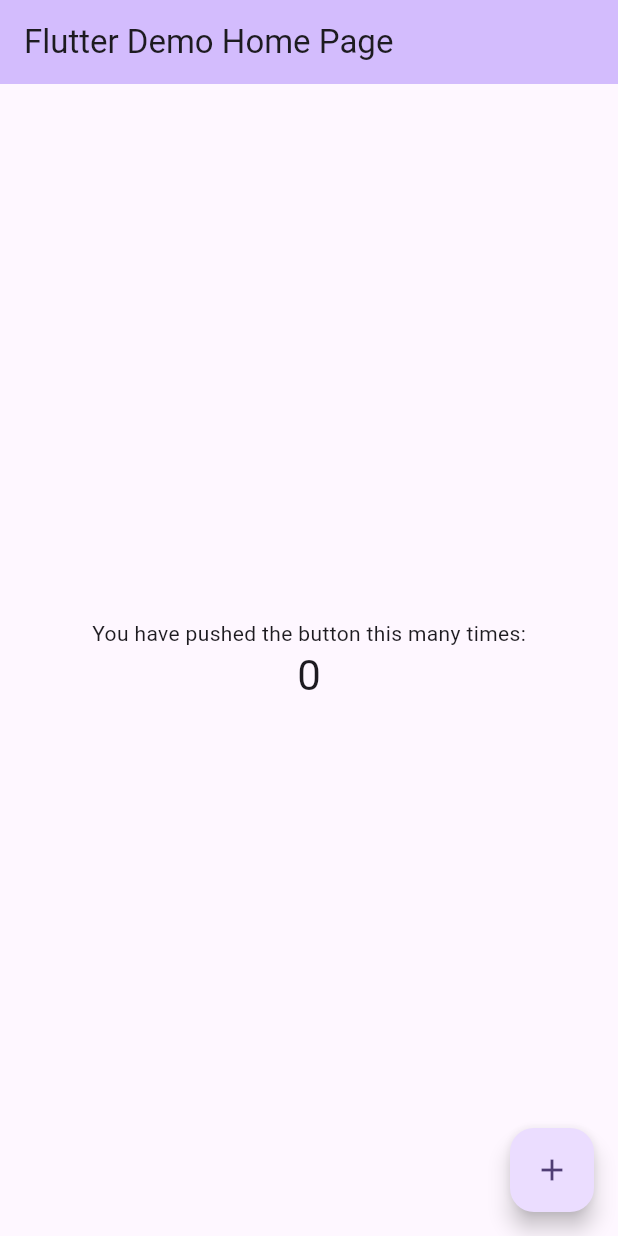
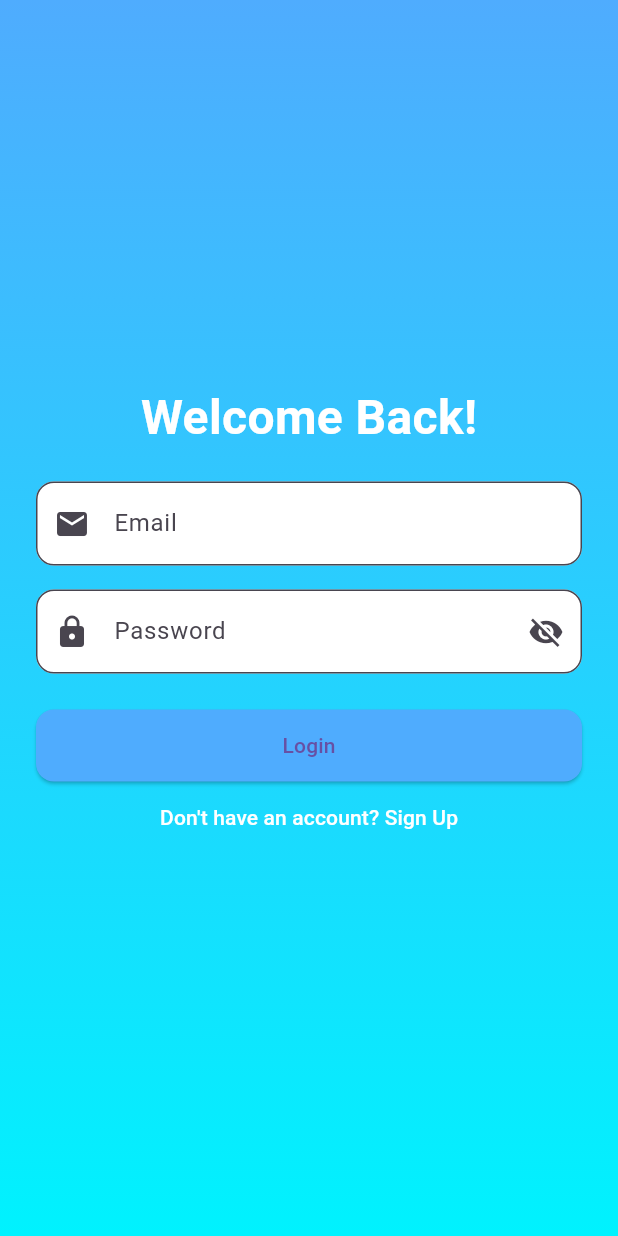
Before and after one commit to Areiyzad/travellapp, a Flutter app: the screen it shows after launch, on a phone screen of 412 x 824 dp. Run offline on Flutter 3.47's test engine with Material 3 defaults, Android fonts, the phone set to English and light mode, and no system bars; our stand-ins replace cloud_firestore, firebase_auth, firebase_core; accounts and stored records are empty.

Commit message:
Login&Signup Function update

```diff
--- /dev/null
+++ b/lib/login.dart
@@ -0,0 +1,182 @@
+import 'package:flutter/material.dart';
+import 'package:firebase_auth/firebase_auth.dart';
+import 'package:cloud_firestore/cloud_firestore.dart';
+import 'signup.dart';
+import 'homepage.dart';
+
+class LoginScreen extends StatefulWidget {
+  @override
+  _LoginScreenState createState() => _LoginScreenState();
+}
+
+class _LoginScreenState extends State<LoginScreen> {
+  final _formKey = GlobalKey<FormState>();
+  final _emailController = TextEditingController();
+  final _passwordController = TextEditingController();
+  bool _isPasswordVisible = false;
+  bool _isLoading = false;
+
+  void _login() async {
+    if (_formKey.currentState!.validate()) {
+      setState(() => _isLoading = true);
+      try {
+        UserCredential userCredential = await FirebaseAuth.instance
+            .signInWithEmailAndPassword(
+          email: _emailController.text.trim(),
+          password: _passwordController.text.trim(),
+        );
+
+        DocumentSnapshot userDoc = await FirebaseFirestore.instance
+            .collection('users')
+            .doc(userCredential.user!.uid)
+            .get();
+
+        ScaffoldMessenger.of(context).showSnackBar(SnackBar(
+          content: Text('Welcome back ${userDoc['name']}!'),
+          backgroundColor: Colors.green,
+        ));
+
+        Navigator.of(context).pushReplacement(
+          MaterialPageRoute(builder: (_) => HomePage()),
+        );
+      } on FirebaseAuthException catch (e) {
+        String error = '';
+        switch (e.code) {
+          case 'user-not-found':
+            error = 'No user found with this email.';
+            break;
+          case 'wrong-password':
+            error = 'Incorrect password.';
+            break;
+          default:
+            error = e.message ?? 'Login failed';
+        }
+        ScaffoldMessenger.of(context).showSnackBar(SnackBar(
+          content: Text(error),
+          backgroundColor: Colors.red,
+        ));
+      } finally {
+        setState(() => _isLoading = false);
+      }
+    }
+  }
+
+  @override
+  void dispose() {
+    _emailController.dispose();
+    _passwordController.dispose();
+    super.dispose();
+  }
+
+  @override
+  Widget build(BuildContext context) {
+    return Scaffold(
+      body: Container(
+        padding: EdgeInsets.all(24),
+        decoration: BoxDecoration(
+          gradient: LinearGradient(
+            colors: [Color(0xFF4facfe), Color(0xFF00f2fe)],
+            begin: Alignment.topCenter,
+            end: Alignment.bottomCenter,
+          ),
+        ),
+        child: Center(
+          child: SingleChildScrollView(
+            child: Column(
+              children: [
+                Text(
+                  'Welcome Back!',
+                  style: TextStyle(
+                    fontSize: 32,
+                    fontWeight: FontWeight.bold,
+                    color: Colors.white,
+                  ),
+                ),
+                SizedBox(height: 20),
+                Form(
+                  key: _formKey,
+                  child: Column(
+                    children: [
+                      TextFormField(
+                        controller: _emailController,
+                        decoration: InputDecoration(
+                          labelText: 'Email',
+                          filled: true,
+                          fillColor: Colors.white,
+                          prefixIcon: Icon(Icons.email),
+                          border: OutlineInputBorder(
+                            borderRadius: BorderRadius.circular(12),
+                          ),
+                        ),
+                        validator: (value) =>
+                            value == null || value.isEmpty ? 'Enter email' : null,
+                      ),
+                      SizedBox(height: 16),
+                      TextFormField(
+                        controller: _passwordController,
+                        obscureText: !_isPasswordVisible,
+                        decoration: InputDecoration(
+                          labelText: 'Password',
+                          filled: true,
+                          fillColor: Colors.white,
+                          prefixIcon: Icon(Icons.lock),
+                          suffixIcon: IconButton(
+                            icon: Icon(
+                              _isPasswordVisible
+                                  ? Icons.visibility
+                                  : Icons.visibility_off,
+                            ),
+                            onPressed: () {
+                              setState(() {
+                                _isPasswordVisible = !_isPasswordVisible;
+                              });
+                            },
+                          ),
+                          border: OutlineInputBorder(
+                            borderRadius: BorderRadius.circular(12),
+                          ),
+                        ),
+                        validator: (value) =>
+                            value == null || value.length < 6
+                                ? 'Password must be at least 6 characters'
+                                : null,
+                      ),
+                      SizedBox(height: 24),
+                      ElevatedButton(
+                        onPressed: _isLoading ? null : _login,
+                        child: _isLoading
+                            ? CircularProgressIndicator(
+                                valueColor: AlwaysStoppedAnimation<Color>(
+                                    Colors.white),
+                              )
+                            : Text('Login'),
+                        style: ElevatedButton.styleFrom(
+                          minimumSize: Size(double.infinity, 48),
+                          backgroundColor: Color(0xFF4facfe),
+                          shape: RoundedRectangleBorder(
+                            borderRadius: BorderRadius.circular(12),
+                          ),
+                        ),
+                      ),
+                      TextButton(
+                        onPressed: () {
+                          Navigator.of(context).push(
+                            MaterialPageRoute(builder: (_) => SignUpScreen()),
+                          );
+                        },
+                        child: Text(
+                          "Don't have an account? Sign Up",
+                          style: TextStyle(color: Colors.white),
+                        ),
+                      ),
+                    ],
+                  ),
+                ),
+              ],
+            ),
+          ),
+        ),
+      ),
+    );
+  }
+}
--- a/pubspec.yaml
+++ b/pubspec.yaml
@@ -30,6 +30,11 @@ environment:
 dependencies:
   flutter:
     sdk: flutter
+  firebase_core: ^2.31.0
+  firebase_auth: ^4.19.1
+  cloud_firestore: ^4.17.3
+
+
 
   # The following adds the Cupertino Icons font to your application.
   # Use with the CupertinoIcons class for iOS style icons.
```
Also changed, not shown: lib/homepage.dart (added, +18 -0 lines), lib/main.dart (+106 -86 lines), lib/signup.dart (added, +169 -0 lines), pubspec.lock, 8 other files.
